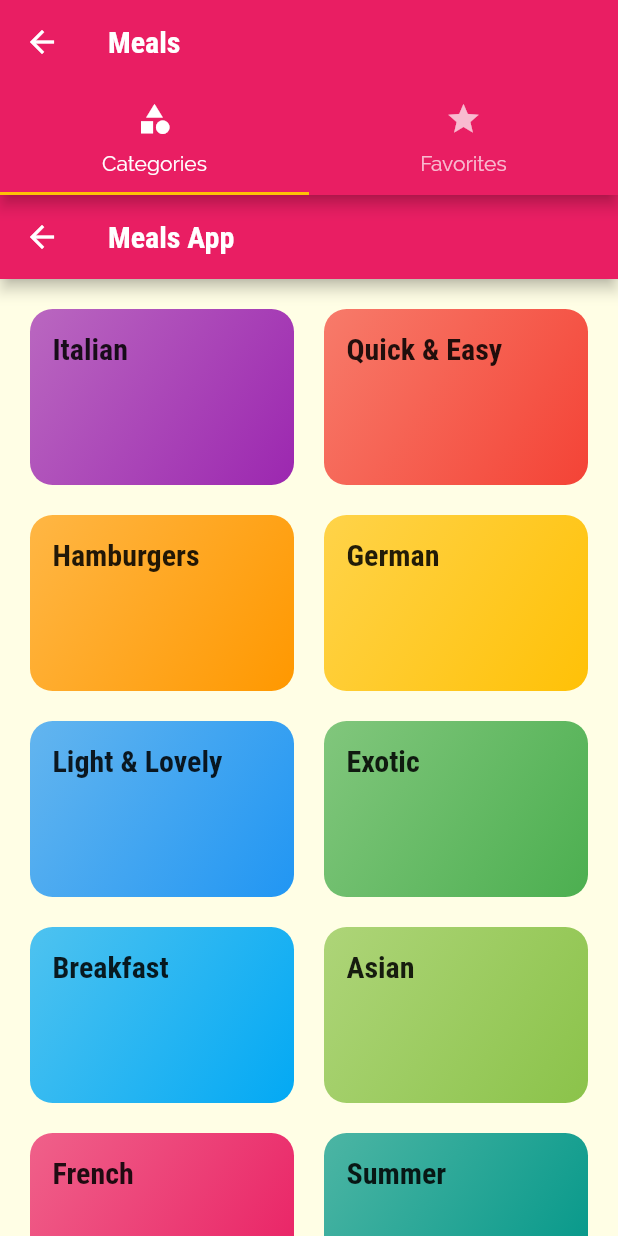
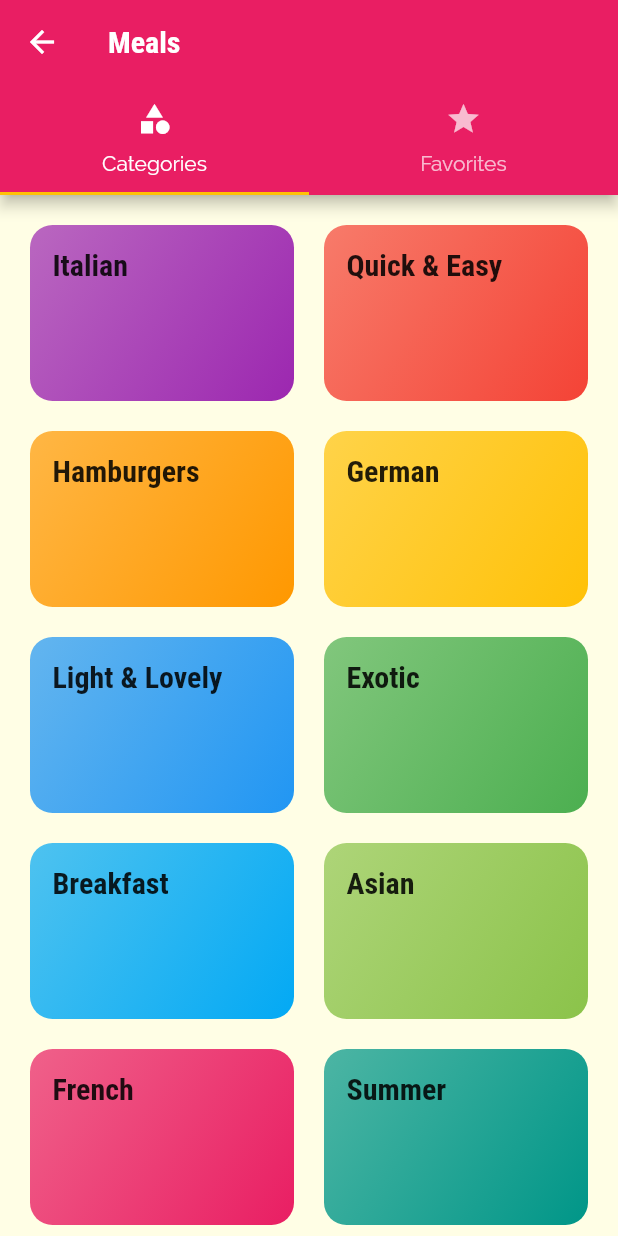
Before and after one commit to Ontan8/meals_app, a Flutter app: the screen it shows after launch, on a phone screen of 412 x 824 dp. Run offline on Flutter 3.47's test engine with Material 2 defaults, Android fonts, the phone set to English and light mode, and no system bars.

Commit message:
removed scaffold

```diff
--- a/lib/screens/categories_screen.dart
+++ b/lib/screens/categories_screen.dart
@@ -8,11 +8,7 @@ class CategoriesScreen extends StatelessWidget {
 
   @override
   Widget build(BuildContext context) {
-    return Scaffold(
-      appBar: AppBar(
-        title: const Text('Meals App'),
-      ),
-      body: GridView(
+    return GridView(
         padding: const EdgeInsets.all(20),
         children: [
           ...DUMMY_CATEGORIES.map((e) {
@@ -23,7 +19,6 @@ class CategoriesScreen extends StatelessWidget {
             maxCrossAxisExtent: 200,
             childAspectRatio: 3 / 2,
             crossAxisSpacing: 20,
-              mainAxisSpacing: 20)),
-    );
+            mainAxisSpacing: 20));
   }
 }
```
Lines whose indentation alone changed are shown as unchanged.
